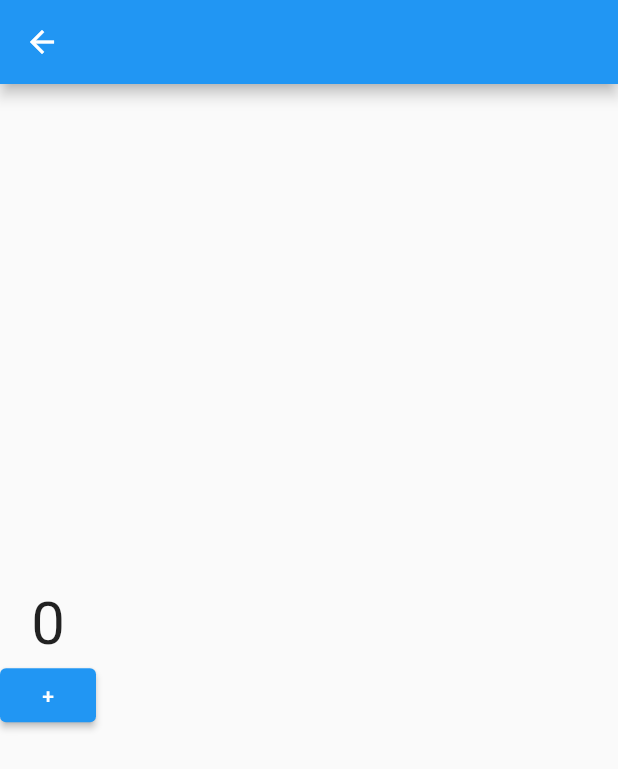
After one commit to hunderboy/Flutter_GetX, a Flutter app: the screen it shows after launch, after a tap on "바인딩 관리", on a phone screen of 412 x 824 dp. The commit adds this screen. Shown: the top 769 px of the screen. Run offline on Flutter 3.47's test engine with Material 2 defaults, Android fonts, the phone set to English and light mode, and no system bars; our stand-ins replace get.

Commit message:
종속성관리(바인딩) OK

```diff
--- a/lib/main.dart
+++ b/lib/main.dart
@@ -2,6 +2,9 @@ import 'package:flutter/material.dart';
 import 'package:get/get.dart';
 import 'package:getx_example/src/home.dart';
 
+import 'src/binding/binding_page.dart';
+import 'src/controller/count_controller_with_getx.dart';
+import 'src/pages/binding.dart';
 import 'src/pages/named/first.dart';
 import 'src/pages/named/second.dart';
 import 'src/pages/next.dart';
@@ -44,6 +47,11 @@ class MyApp extends StatelessWidget {
             name: "/user/:uid",
             page: () => UserPage(),
             transition: Transition.zoom),
+        GetPage(
+            name: "/binding",
+            page: () => BindingPage(),
+            binding: BindingPageBinding(),
+            transition: Transition.zoom),
       ],
     );
   }
--- /dev/null
+++ b/lib/src/binding/binding_page.dart
@@ -0,0 +1,9 @@
+import 'package:get/get.dart';
+import 'package:getx_example/src/controller/count_controller_with_getx.dart';
+
+class BindingPageBinding implements Bindings{
+  @override
+  void dependencies() {
+    Get.put(CountCotrollerWithGetx());
+  }
+}
--- a/lib/src/controller/count_controller_with_getx.dart
+++ b/lib/src/controller/count_controller_with_getx.dart
@@ -2,15 +2,15 @@ import 'package:flutter/cupertino.dart';
 import 'package:get/get.dart';
 
 class CountCotrollerWithGetx extends GetxController {
-  int count = 0;
+  static CountCotrollerWithGetx get to => Get.find(); // 더 편하게 함수와 변수를 호출하기 위해
+  RxInt count = 0.obs;
 
   void increase() {
     count++;
-    update();
   }
 
   void putNumber(int value) {
-    count = value;
-    update();
+    count = (value) as RxInt;
+
   }
 }
--- a/lib/src/home.dart
+++ b/lib/src/home.dart
@@ -57,6 +57,12 @@ class Home extends StatelessWidget {
                 Get.to(DependencyManagePage());
               },
             ),
+            RaisedButton(
+              child: Text("바인딩 관리"),
+              onPressed: () {
+                Get.toNamed("/binding");
+              },
+            ),
           ],
         ),
       ),
--- /dev/null
+++ b/lib/src/pages/binding.dart
@@ -0,0 +1,41 @@
+
+
+import 'package:flutter/material.dart';
+import 'package:get/get.dart';
+import 'package:getx_example/src/controller/count_controller_with_getx.dart';
+
+
+// 2. 컨트롤러를 호출하는 더 편한 방식
+// extends StatelessWidget (x)
+// extends GetView<사용될 컨트롤러> (o)
+// 이렇게 하면 이 클래스 코드 내에서 컨트롤러 명을 계속 적어 주면서 호출할 필요가 없다.
+// 'controller' 를 적으면 바로 컨트롤러의 변수와 함수에 접근가능.
+class BindingPage extends GetView<CountCotrollerWithGetx> {
+  const BindingPage({Key? key}) : super(key: key);
+
+  @override
+  Widget build(BuildContext context) {
+    return Scaffold(
+      appBar: AppBar(),
+      body: Column(
+        mainAxisAlignment: MainAxisAlignment.center,
+        children: [
+          /*** 컨트롤러 내부의 변수가 변화가 되었을 때, 변화된 값을 표시하기 위한 GetBuilder */
+          // GetBuilder<CountCotrollerWithGetx>(builder: (_){
+          //   return Text(_.count.toString(), style: TextStyle(fontSize: 40),);
+          // }),
+          Obx(
+            () => Text(controller.count.toString(), style: TextStyle(fontSize: 40))
+          ),
+          ElevatedButton(
+            child: Text("+"),
+            onPressed: () {
+              // Get.find<CountCotrollerWithGetx>().increase(); // 1. 이거 대신 static 만들어서
+              controller.increase(); // 더 간편하게 사용(싱글톤 방식)
+            },
+          )
+        ],
+      ),
+    );
+  }
+}
```
